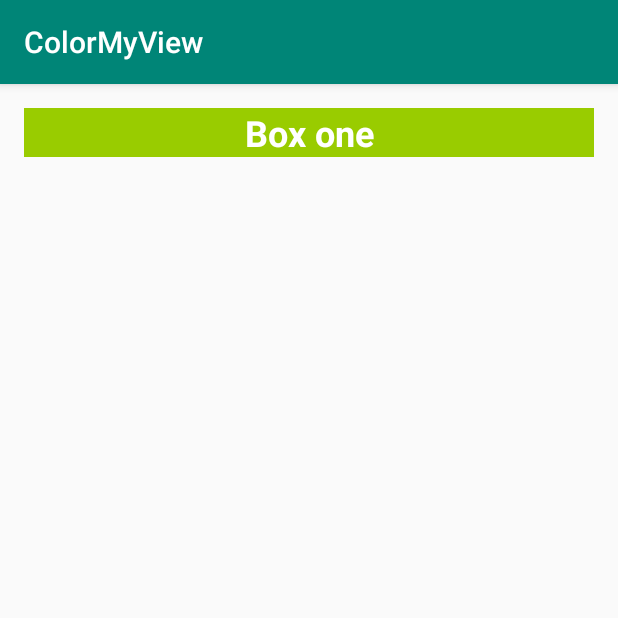
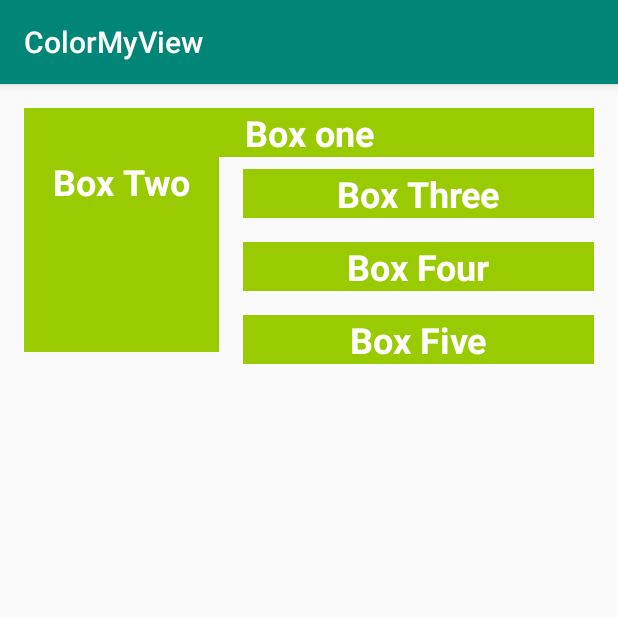
Before and after one commit to 1920-5bhif-nvs/1920-5bhif-nvs-udacity-labs-TripicNenad, an Android app: the screen it shows after launch (MainActivity), on a phone screen of 412 x 824 dp, the top half of it. Run offline under Robolectric (Android 15) with nearby library versions, the light colour scheme and no system bars; Roboto replaces fonts that are not available here.

Commit message:
Lesson 02 Step 08: Added more boxes, applied chaining and constraints

```diff
--- a/Lesson02_Views/app/src/main/res/layout/activity_main.xml
+++ b/Lesson02_Views/app/src/main/res/layout/activity_main.xml
@@ -20,4 +20,56 @@
         app:layout_constraintRight_toRightOf="parent"
         app:layout_constraintTop_toTopOf="parent" />
 
+    <TextView
+        android:id="@+id/box_two_text"
+        style="@style/WhiteBox"
+        android:layout_width="130dp"
+        android:layout_height="130dp"
+        android:layout_marginStart="16dp"
+        android:text="@string/box_two"
+        app:layout_constraintStart_toStartOf="parent"
+        app:layout_constraintTop_toBottomOf="@+id/box_one_text" />
+
+    <TextView
+        android:id="@+id/box_five_text"
+        style="@style/WhiteBox"
+        android:layout_width="0dp"
+        android:layout_height="wrap_content"
+        android:layout_marginStart="16dp"
+        android:layout_marginEnd="16dp"
+        android:text="@string/box_five"
+        app:layout_constraintBottom_toBottomOf="@+id/box_two_text"
+        app:layout_constraintEnd_toEndOf="parent"
+        app:layout_constraintStart_toEndOf="@+id/box_two_text"
+        app:layout_constraintTop_toBottomOf="@+id/box_four_text" />
+
+    <TextView
+        android:id="@+id/box_four_text"
+        style="@style/WhiteBox"
+        android:layout_width="0dp"
+        android:layout_height="wrap_content"
+        android:layout_marginStart="16dp"
+        android:layout_marginTop="16dp"
+        android:layout_marginEnd="16dp"
+        android:layout_marginBottom="16dp"
+        android:text="@string/box_four"
+        app:layout_constraintBottom_toTopOf="@+id/box_five_text"
+        app:layout_constraintEnd_toEndOf="parent"
+        app:layout_constraintStart_toEndOf="@+id/box_two_text"
+        app:layout_constraintTop_toBottomOf="@+id/box_three_text" />
+
+    <TextView
+        android:id="@+id/box_three_text"
+        style="@style/WhiteBox"
+        android:layout_width="0dp"
+        android:layout_height="wrap_content"
+        android:layout_marginStart="16dp"
+        android:layout_marginTop="16dp"
+        android:layout_marginEnd="16dp"
+        android:text="@string/box_three"
+        app:layout_constraintBottom_toTopOf="@+id/box_four_text"
+        app:layout_constraintEnd_toEndOf="parent"
+        app:layout_constraintStart_toEndOf="@+id/box_two_text"
+        app:layout_constraintTop_toTopOf="@+id/box_two_text" />
+
 </androidx.constraintlayout.widget.ConstraintLayout>
--- a/Lesson02_Views/app/src/main/res/values/strings.xml
+++ b/Lesson02_Views/app/src/main/res/values/strings.xml
@@ -1,4 +1,11 @@
 <resources>
     <string name="app_name">ColorMyView</string>
     <string name="box_one">Box one</string>
+    <string name="box_two">Box Two</string>
+    <string name="box_three">Box Three</string>
+    <string name="box_four">Box Four</string>
+    <string name="box_five">Box Five</string>
+    <string name="box_red">RED</string>
+    <string name="box_yellow">YELLOW</string>
+    <string name="box_green">GREEN</string>
 </resources>
```
